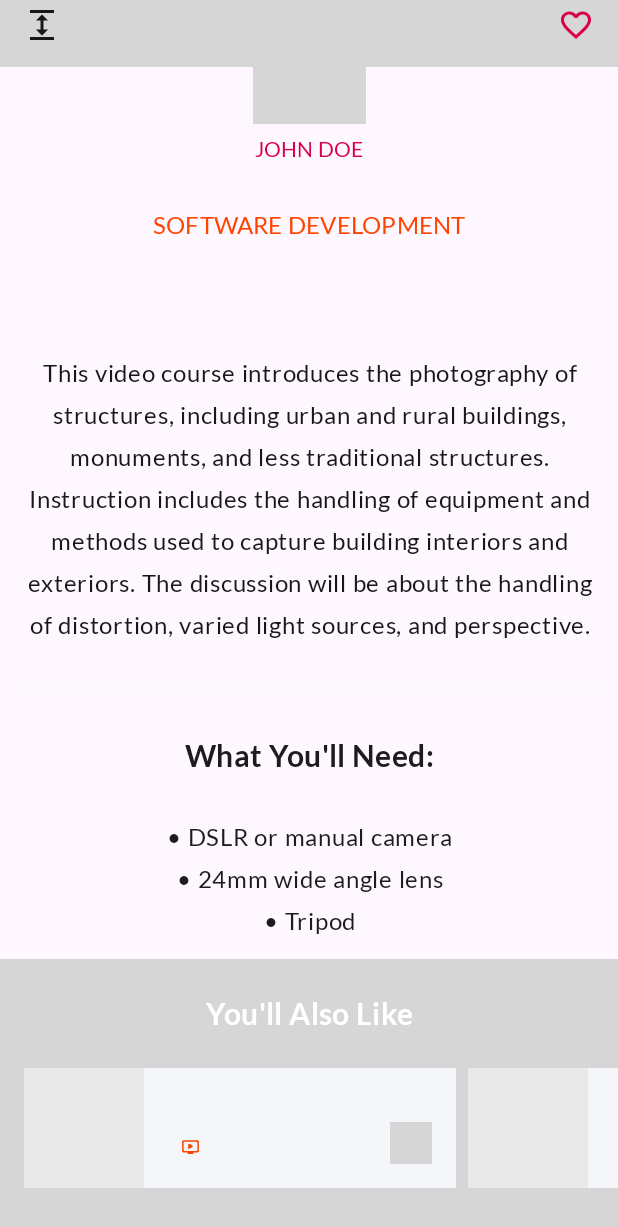
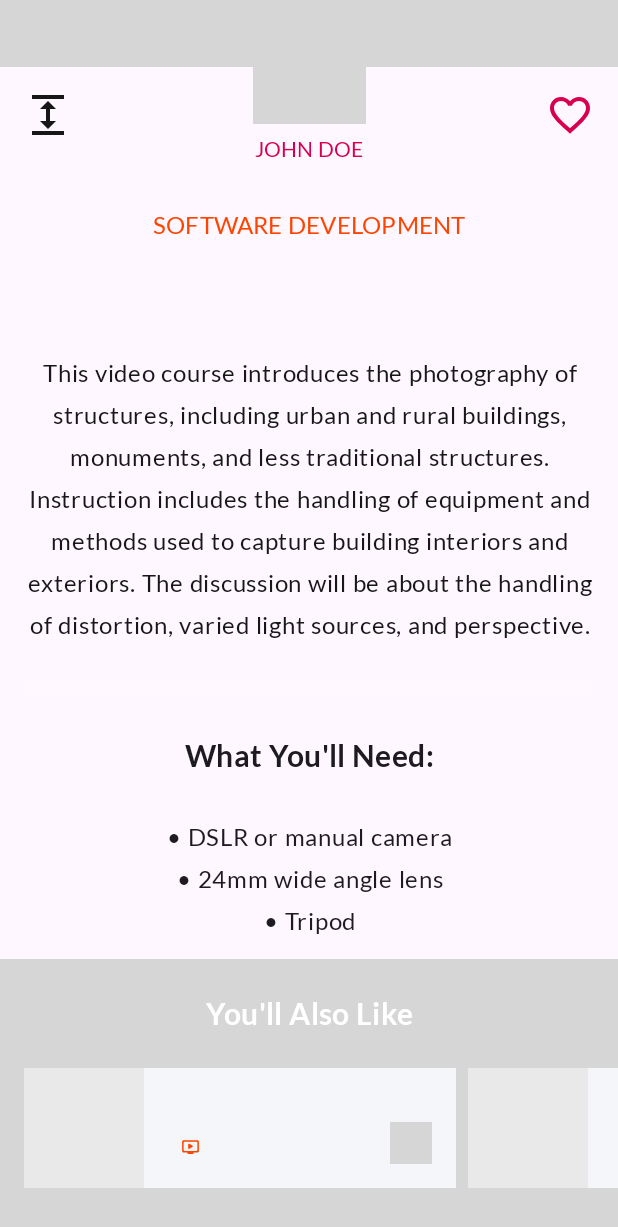
Before and after one commit to jxareas/TechHub, an Android app: the layout fragment_course_detail.xml on its own in the app's theme, with its tools: preview values and no code run, scrolled down 305 dp, on a phone screen of 412 x 824 dp. Shown: the top 1227 px of the screen. Run offline under Robolectric (Android 15) with nearby library versions, the phone set to English and light mode, and no system bars; network calls fail; grey boxes are pictures that could not be loaded.

Commit message:
Fix Icon Position

```diff
--- a/app/src/main/res/layout/fragment_course_detail.xml
+++ b/app/src/main/res/layout/fragment_course_detail.xml
@@ -48,19 +48,19 @@
                 android:layout_width="@dimen/icon_default_width"
                 android:layout_height="@dimen/icon_default_height"
                 android:layout_marginStart="@dimen/margin_standard"
-                android:layout_marginBottom="@dimen/margin_standard"
+                android:layout_marginTop="@dimen/margin_standard"
                 android:src="@drawable/arrow_expand_vertical"
-                app:layout_constraintBottom_toBottomOf="@id/image_view_course_photo"
-                app:layout_constraintStart_toStartOf="parent" />
+                app:layout_constraintStart_toStartOf="parent"
+                app:layout_constraintTop_toBottomOf="@id/image_view_course_photo" />
 
             <ImageView
                 android:id="@+id/icon_favorites"
                 android:layout_width="@dimen/icon_default_width"
                 android:layout_height="@dimen/icon_default_height"
                 android:layout_marginEnd="@dimen/margin_standard"
-                android:layout_marginBottom="@dimen/margin_standard"
+                android:layout_marginTop="@dimen/margin_standard"
                 android:src="@drawable/ic_favorite_selector"
-                app:layout_constraintBottom_toBottomOf="@id/image_view_course_photo"
+                app:layout_constraintTop_toBottomOf="@id/image_view_course_photo"
                 app:layout_constraintEnd_toEndOf="parent"
                 app:tint="@color/tech_pink_600" />
 
--- a/app/src/main/res/values/dimens.xml
+++ b/app/src/main/res/values/dimens.xml
@@ -24,8 +24,8 @@
     <dimen name="image_view_instructor_height_detail">75dp</dimen>
     <dimen name="image_view_instructor_width_detail">75dp</dimen>
     <dimen name="image_view_instructor_mini">28dp</dimen>
-    <dimen name="icon_default_width">24dp</dimen>
-    <dimen name="icon_default_height">24dp</dimen>
+    <dimen name="icon_default_width">32dp</dimen>
+    <dimen name="icon_default_height">32dp</dimen>
     <dimen name="list_item_mini">60dp</dimen>
     <dimen name="elevation_small">4dp</dimen>
 
--- a/app/src/main/res/values/strings.xml
+++ b/app/src/main/res/values/strings.xml
@@ -23,7 +23,6 @@
     <string name="add_course">Add course</string>
     <string name="explore">Explore</string>
     <string name="search_results_transition">Search Results Transition</string>
-    <!-- TODO: Remove or change this placeholder text -->
     <string name="hello_blank_fragment">Hello blank fragment</string>
     <string name="search_results">Search Results</string>
     <string name="course_detail_image_transition">Course Detail Image</string>
```
